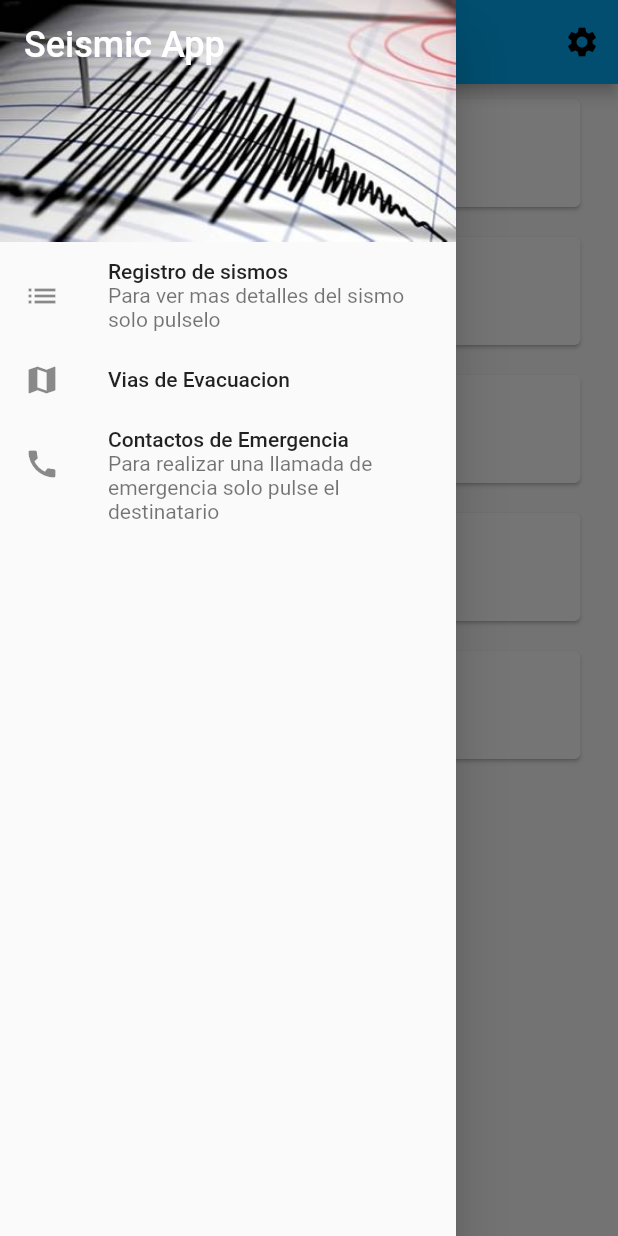
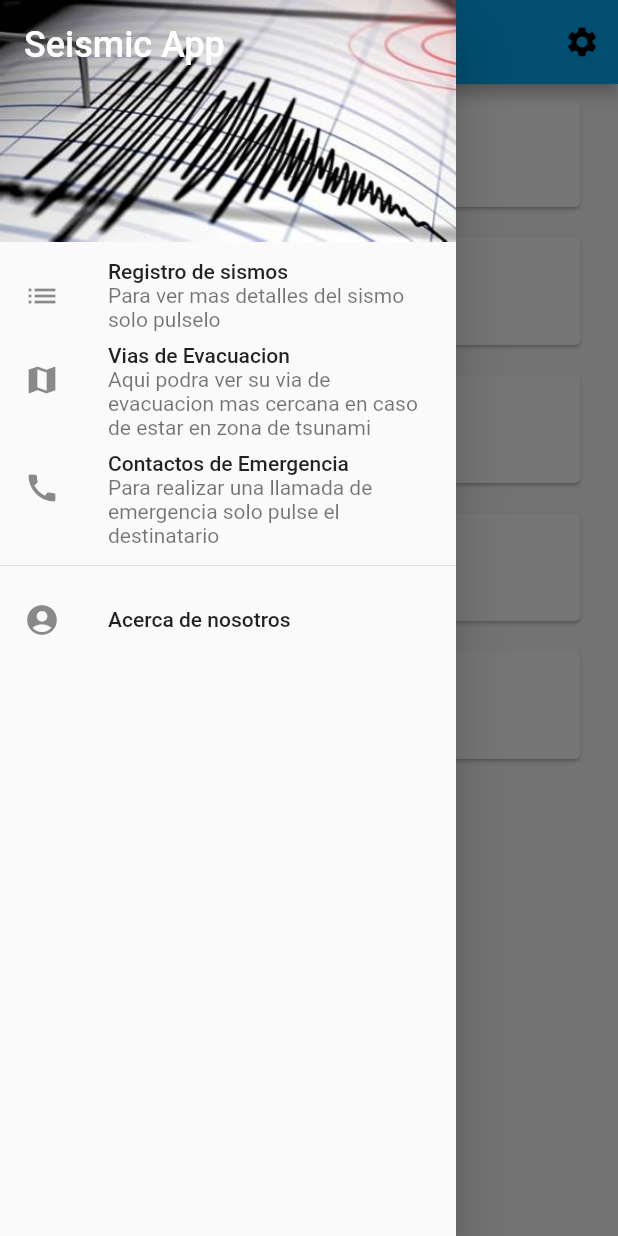
Before and after one commit to SpicyMip/seismic_app_pruebas, a Flutter app: the screen it shows after launch, with the side drawer open, on a phone screen of 412 x 824 dp. Run offline on Flutter 3.47's test engine with Material 2 defaults, Android fonts, the phone set to English and light mode, and no system bars.

Commit message:
actualizacion de appbar

```diff
--- a/lib/Ajustes.dart
+++ b/lib/Ajustes.dart
@@ -3,6 +3,6 @@ import 'package:flutter/material.dart';
 class Ajustes extends StatelessWidget {
   @override
   Widget build(BuildContext context) {
-    return Center(child: Text('Vias de Evacuacion'));
+    return Center(child: Text('Ajustes'));
   }
 }
--- a/lib/home.dart
+++ b/lib/home.dart
@@ -1,8 +1,8 @@
 import 'package:flutter/material.dart';
 import 'registro.dart';
 import 'evacuacion.dart';
-import 'Ajustes.dart';
 import 'contactos2.dart';
+import 'nosotros.dart';
 
 class Home extends StatefulWidget {
   HomeState createState() => HomeState();
@@ -10,6 +10,7 @@ class Home extends StatefulWidget {
 
 class HomeState extends State<Home> {
   int _selectItem = 0;
+  var _nameAppBar = Text('Registro de sismos');
   _getDrawerItemWidget(int pos) {
     switch (pos) {
       case 0:
@@ -18,6 +19,10 @@ class HomeState extends State<Home> {
         return Evacuacion();
       case 2:
         return Contactos2();
+      case 3:
+        return null;
+      case 4:
+        return Nosotros();
     }
   }
 
@@ -25,19 +30,40 @@ class HomeState extends State<Home> {
     setState(() {
       _selectItem = pos;
     });
+    Navigator.of(context).pop();
+  }
+
+  _getAppBar(int pos) {
+    switch (pos) {
+      case 0:
+        _nameAppBar = Text('Registro de sismos');
+        return _nameAppBar;
+      case 1:
+        _nameAppBar = Text('Vias de evacuación');
+        return _nameAppBar;
+      case 2:
+        _nameAppBar = Text('Contactos de emergencia');
+        return _nameAppBar;
+      case 3:
+        _nameAppBar = Text('Ajustes y Preferencias');
+        return _nameAppBar;
+      case 4:
+        _nameAppBar = Text('Acerca de nosotros');
+        return _nameAppBar;
+    }
   }
 
   @override
   Widget build(BuildContext context) {
     return Scaffold(
       appBar: AppBar(
-        title: Text('Seismic App'),
+        title: _getAppBar(_selectItem),
         actions: <Widget>[
           IconButton(
             icon: Icon(Icons.settings),
             tooltip: 'Ajustes',
             onPressed: () {
-              return Ajustes();
+              _onSelect(3);
             },
           ),
         ],
@@ -68,6 +94,8 @@ class HomeState extends State<Home> {
                 }),
             ListTile(
                 title: Text('Vias de Evacuacion'),
+                subtitle: Text(
+                    'Aqui podra ver su via de evacuacion mas cercana en caso de estar en zona de tsunami'),
                 leading: Icon(Icons.map),
                 onTap: () {
                   _onSelect(1);
@@ -81,6 +109,14 @@ class HomeState extends State<Home> {
                 _onSelect(2);
               },
             ),
+            Divider(),
+            ListTile(
+              title: Text('Acerca de nosotros'),
+              leading: Icon(Icons.account_circle),
+              onTap: () {
+                _onSelect(4);
+              },
+            ),
           ],
         ),
       ),
--- /dev/null
+++ b/lib/nosotros.dart
@@ -0,0 +1,12 @@
+import 'package:flutter/material.dart';
+
+class Nosotros extends StatelessWidget {
+  @override
+  Widget build(BuildContext context) {
+    return Center(
+        child: Text(
+      '[Info acerca AZP group y Seismic App] ',
+      style: TextStyle(fontSize: 30.0),
+    ));
+  }
+}
```
